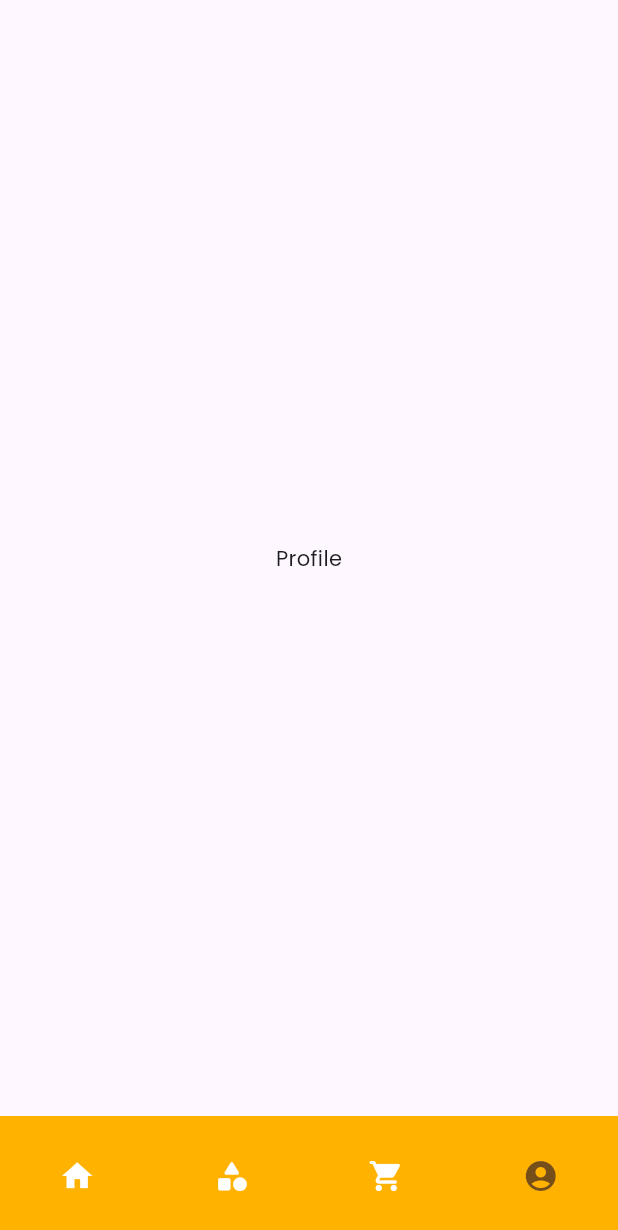
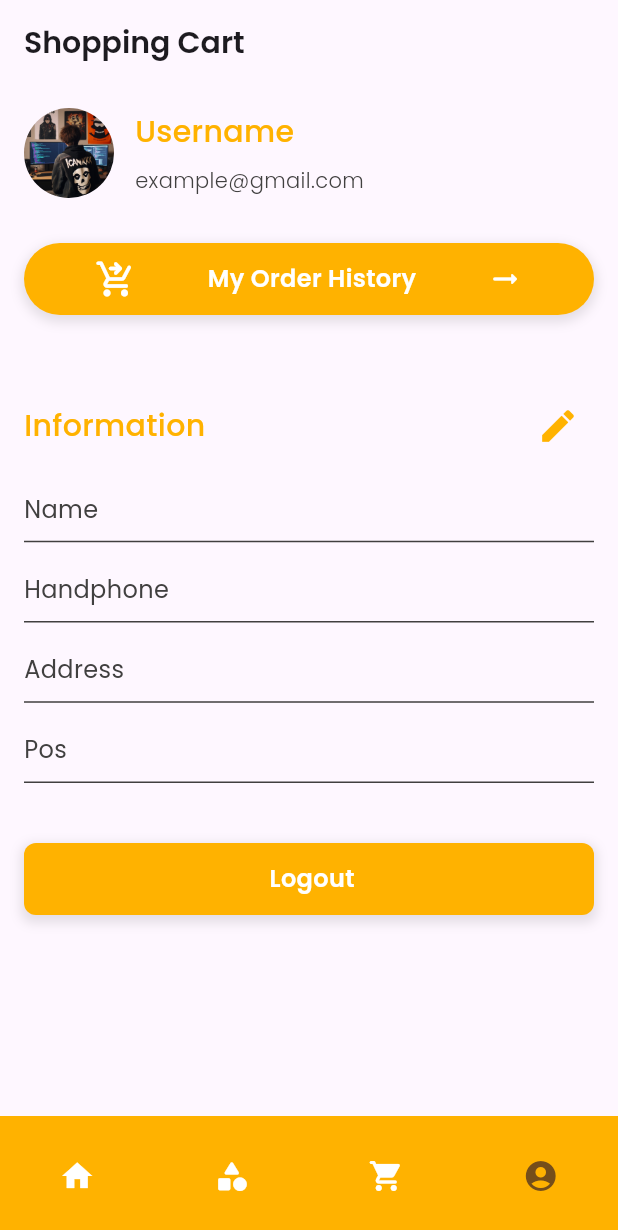
Before and after one commit to fauz2323/woodman_fe, a Flutter app: the screen it shows after launch, item 4 of the bottom bar chosen, on a phone screen of 412 x 824 dp. Shown: the top 1230 px of the screen. Run offline on Flutter 3.47's test engine with Material 3 defaults, Android fonts, the light colour scheme and no system bars; our stand-ins replace bloc, carousel_slider, flutter_bloc, freezed_annotation, google_fonts.

Commit message:
Add profile modul & create some widget

```diff
--- /dev/null
+++ b/lib/helper/constants.dart
@@ -0,0 +1,31 @@
+import 'package:flutter/material.dart';
+import 'package:google_fonts/google_fonts.dart';
+
+class AppColors {
+  static const primaryColor = Color(0xffFFB200);
+  static const textColor = Color(0xff414040);
+  static const dividerColor = Color(0xff414040);
+}
+
+class AppPadding {
+  static const defaultPadding = EdgeInsets.all(16.0);
+  static const smallPadding = EdgeInsets.symmetric(vertical: 8.0);
+}
+
+class AppTextStyles {
+  static TextStyle titleTextStyle(BuildContext context) {
+    return GoogleFonts.poppins(
+      fontSize: 20,
+      fontWeight: FontWeight.w500,
+      color: AppColors.primaryColor,
+    );
+  }
+
+  static TextStyle subtitleTextStyle(BuildContext context) {
+    return GoogleFonts.poppins(
+      fontSize: 14,
+      fontWeight: FontWeight.w300,
+      color: AppColors.textColor,
+    );
+  }
+}
--- a/lib/main/view/pages/home/home_view.dart
+++ b/lib/main/view/pages/home/home_view.dart
@@ -11,8 +11,8 @@ class HomeView extends StatelessWidget {
 
   static final List<Widget> _fragment = <Widget>[
     BerandaView(),
-    ProductView(),
-    CartView(),
+    const ProductView(),
+    const CartView(),
     const ProfileView(),
   ];
 
--- a/lib/main/view/pages/product_detail/product_detail_view.dart
+++ b/lib/main/view/pages/product_detail/product_detail_view.dart
@@ -3,6 +3,7 @@ import 'package:flutter/material.dart';
 import 'package:flutter_bloc/flutter_bloc.dart';
 import 'package:google_fonts/google_fonts.dart';
 import 'package:woodman_project_fe/main/view/pages/product_detail/cubit/product_detail_cubit.dart';
+import 'package:woodman_project_fe/main/view/widged/my_button_widget.dart';
 
 import '../../../../model/product_model.dart';
 
@@ -136,30 +137,10 @@ class _ProductDetailView extends StatelessWidget {
         ),
         Padding(
           padding: const EdgeInsets.all(16.0),
-          child: GestureDetector(
-            onTap: () {
-              print('add to cart');
-            },
-            child: Container(
-              decoration: BoxDecoration(
-                borderRadius: BorderRadius.circular(8),
-                color: const Color(0xffFFB200),
-              ),
-              width: double.infinity,
-              child: Padding(
-                padding: const EdgeInsets.symmetric(vertical: 10),
-                child: Center(
-                  child: Text(
-                    'Add to bag',
-                    style: GoogleFonts.poppins(
-                      fontSize: 16,
-                      fontWeight: FontWeight.w600,
-                      color: Colors.white,
-                    ),
-                  ),
-                ),
-              ),
-            ),
+          child: MyButtonWidget(
+            onTap: () {},
+            text: 'Add to bag',
+            radius: 8,
           ),
         ),
       ],
--- /dev/null
+++ b/lib/main/view/pages/profile/cubit/profile_cubit.dart
@@ -0,0 +1,9 @@
+import 'package:bloc/bloc.dart';
+import 'package:freezed_annotation/freezed_annotation.dart';
+
+part 'profile_cubit.freezed.dart';
+part 'profile_state.dart';
+
+class ProfileCubit extends Cubit<ProfileState> {
+  ProfileCubit() : super(const ProfileState.initial());
+}
--- /dev/null
+++ b/lib/main/view/pages/profile/cubit/profile_state.dart
@@ -0,0 +1,7 @@
+part of 'profile_cubit.dart';
+
+@freezed
+class ProfileState with _$ProfileState {
+  const factory ProfileState.initial() = _Initial;
+  const factory ProfileState.loaded() = _Loaded;
+}
--- a/lib/main/view/pages/profile/profile_view.dart
+++ b/lib/main/view/pages/profile/profile_view.dart
@@ -1,13 +1,90 @@
 import 'package:flutter/material.dart';
+import 'package:google_fonts/google_fonts.dart';
+import 'package:woodman_project_fe/helper/constants.dart';
+import 'package:woodman_project_fe/main/view/widged/my_info_field_widget.dart';
+import 'package:woodman_project_fe/main/view/widged/my_profile_info_widget.dart';
+import 'package:woodman_project_fe/main/view/widged/my_section_title_widget.dart';
+
+import '../../widged/my_button_widget.dart';
 
 class ProfileView extends StatelessWidget {
   const ProfileView({super.key});
 
   @override
   Widget build(BuildContext context) {
-    return const Scaffold(
-      body: Center(
-        child: Text('Profile'),
+    return Scaffold(
+      appBar: AppBar(
+        automaticallyImplyLeading: false,
+        title: Text(
+          'Shopping Cart',
+          style: GoogleFonts.poppins(
+            fontSize: 20,
+            fontWeight: FontWeight.w600,
+          ),
+        ),
+      ),
+      body: _build(),
+    );
+  }
+
+  Widget _build() {
+    return Padding(
+      padding: AppPadding.defaultPadding,
+      child: Column(
+        crossAxisAlignment: CrossAxisAlignment.start,
+        children: [
+          // Profile Info
+          const ProfileInfoWidget(
+            username: 'Username',
+            email: 'example@gmail.com',
+            avatarPath: 'asset/images/profile.jpg',
+          ),
+          const SizedBox(height: 30),
+
+          // My Order History Button
+          MyButtonWidget(
+            onTap: () {},
+            radius: 50,
+            leftIcon: Icons.shopping_cart_checkout_rounded,
+            text: 'My Order History',
+            rightIcon: Icons.arrow_right_alt_rounded,
+          ),
+          const SizedBox(height: 50),
+
+          // Information Section
+          Expanded(
+            child: SingleChildScrollView(
+              child: Column(
+                crossAxisAlignment: CrossAxisAlignment.start,
+                children: [
+                  SectionTitleWidget(
+                    title: 'Information',
+                    onEditPressed: () {
+                      // Handle edit information
+                    },
+                  ),
+                  const SizedBox(height: 20),
+
+                  // Information Fields
+                  const InformationFieldWidget(value: 'Name'),
+                  const InformationFieldWidget(value: 'Handphone'),
+                  const InformationFieldWidget(value: 'Address'),
+                  const InformationFieldWidget(value: 'Pos'),
+
+                  // Logout Button
+                  const SizedBox(height: 20),
+                  MyButtonWidget(
+                    onTap: () {
+                      // Handle logout
+                    },
+                    text: 'Logout',
+                    radius: 8,
+                  ),
+                ],
+              ),
+            ),
+          ),
+        ],
       ),
     );
   }
--- /dev/null
+++ b/lib/main/view/widged/my_button_widget.dart
@@ -0,0 +1,60 @@
+import 'package:flutter/material.dart';
+import 'package:google_fonts/google_fonts.dart';
+
+class MyButtonWidget extends StatelessWidget {
+  const MyButtonWidget(
+      {super.key,
+      required this.onTap,
+      required this.text,
+      this.leftIcon,
+      this.rightIcon,
+      this.color = const Color(0xffFFB200),
+      required this.radius});
+  final Function() onTap;
+  final String text;
+  final IconData? leftIcon;
+  final IconData? rightIcon;
+  final double radius;
+  final Color? color;
+
+  @override
+  Widget build(BuildContext context) {
+    return GestureDetector(
+      onTap: onTap,
+      child: Container(
+        decoration: BoxDecoration(
+          borderRadius: BorderRadius.circular(radius),
+          color: color,
+          boxShadow: [
+            BoxShadow(
+              color: Colors.black.withOpacity(0.1),
+              spreadRadius: 2,
+              blurRadius: 6,
+              offset: const Offset(0, 3),
+            ),
+          ],
+        ),
+        width: double.infinity,
+        child: Padding(
+          padding: const EdgeInsets.symmetric(vertical: 10),
+          child: Row(
+            mainAxisAlignment: MainAxisAlignment.spaceEvenly,
+            children: [
+              // left icon
+              Icon(leftIcon, size: 28, color: Colors.white),
+              Text(
+                text,
+                style: GoogleFonts.poppins(
+                  fontSize: 16,
+                  fontWeight: FontWeight.w600,
+                  color: Colors.white,
+                ),
+              ),
+              Icon(rightIcon, size: 24, color: Colors.white),
+            ],
+          ),
+        ),
+      ),
+    );
+  }
+}
--- /dev/null
+++ b/lib/main/view/widged/my_info_field_widget.dart
@@ -0,0 +1,36 @@
+import 'package:flutter/material.dart';
+import 'package:google_fonts/google_fonts.dart';
+import 'package:woodman_project_fe/helper/constants.dart';
+
+class InformationFieldWidget extends StatelessWidget {
+  final String value;
+
+  const InformationFieldWidget({
+    super.key,
+    required this.value,
+  });
+
+  @override
+  Widget build(BuildContext context) {
+    return Column(
+      crossAxisAlignment: CrossAxisAlignment.start,
+      children: [
+        Text(
+          value,
+          style: GoogleFonts.poppins(
+            fontSize: 16,
+            fontWeight: FontWeight.w400,
+            color: AppColors.textColor,
+          ),
+        ),
+        const SizedBox(height: 10),
+        const Divider(
+          height: 0.5,
+          color: AppColors.dividerColor,
+          thickness: 1,
+        ),
+        const SizedBox(height: 20),
+      ],
+    );
+  }
+}
--- /dev/null
+++ b/lib/main/view/widged/my_profile_info_widget.dart
@@ -0,0 +1,48 @@
+import 'package:flutter/material.dart';
+import 'package:woodman_project_fe/helper/constants.dart';
+
+class ProfileInfoWidget extends StatelessWidget {
+  final String username;
+  final String email;
+  final String avatarPath;
+
+  const ProfileInfoWidget({
+    super.key,
+    required this.username,
+    required this.email,
+    required this.avatarPath,
+  });
+
+  @override
+  Widget build(BuildContext context) {
+    return Row(
+      children: [
+        // Avatar
+        ClipRRect(
+          borderRadius: BorderRadius.circular(100),
+          child: Image.asset(
+            avatarPath,
+            width: 60,
+            fit: BoxFit.cover,
+          ),
+        ),
+        // Username & Email
+        const SizedBox(width: 14),
+        Column(
+          crossAxisAlignment: CrossAxisAlignment.start,
+          children: [
+            Text(
+              username,
+              style: AppTextStyles.titleTextStyle(context),
+            ),
+            const SizedBox(height: 8),
+            Text(
+              email,
+              style: AppTextStyles.subtitleTextStyle(context),
+            ),
+          ],
+        ),
+      ],
+    );
+  }
+}
--- /dev/null
+++ b/lib/main/view/widged/my_section_title_widget.dart
@@ -0,0 +1,34 @@
+import 'package:flutter/material.dart';
+import 'package:woodman_project_fe/helper/constants.dart';
+
+class SectionTitleWidget extends StatelessWidget {
+  final String title;
+  final VoidCallback onEditPressed;
+
+  const SectionTitleWidget({
+    Key? key,
+    required this.title,
+    required this.onEditPressed,
+  }) : super(key: key);
+
+  @override
+  Widget build(BuildContext context) {
+    return Row(
+      mainAxisAlignment: MainAxisAlignment.spaceBetween,
+      children: [
+        Text(
+          title,
+          style: AppTextStyles.titleTextStyle(context),
+        ),
+        IconButton(
+          icon: const Icon(
+            Icons.create,
+            size: 28,
+            color: AppColors.primaryColor,
+          ),
+          onPressed: onEditPressed,
+        ),
+      ],
+    );
+  }
+}
```
Also changed, not shown: asset/images/profile.jpg (added), lib/main/view/pages/profile/cubit/profile_cubit.freezed.dart (added).
